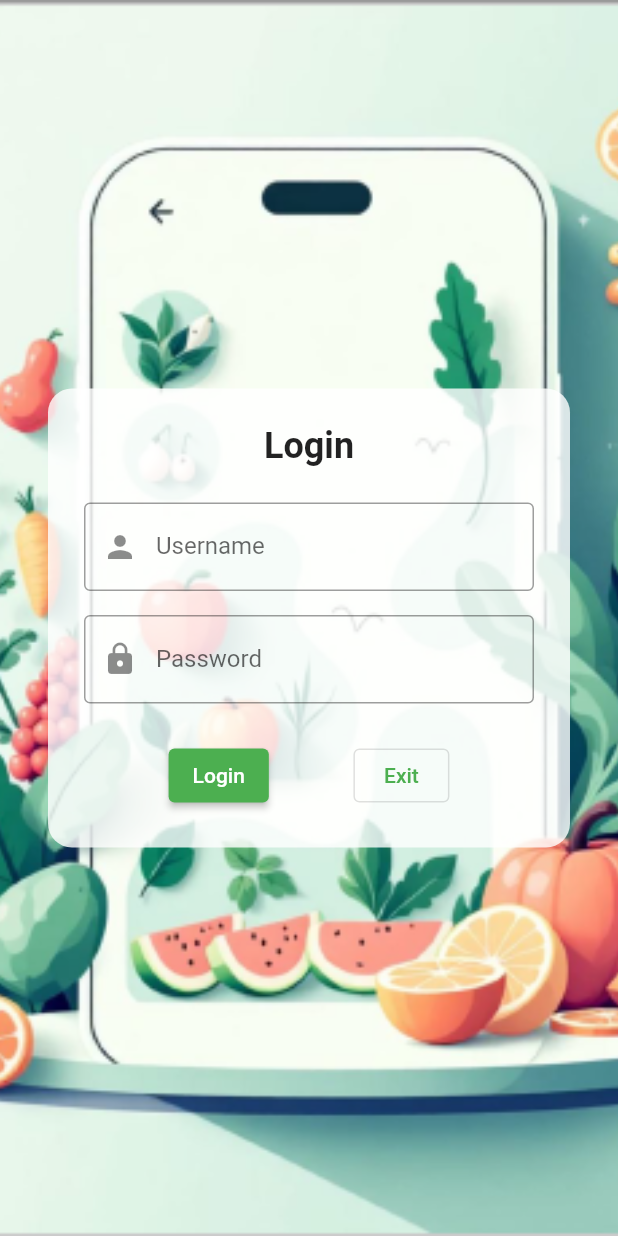
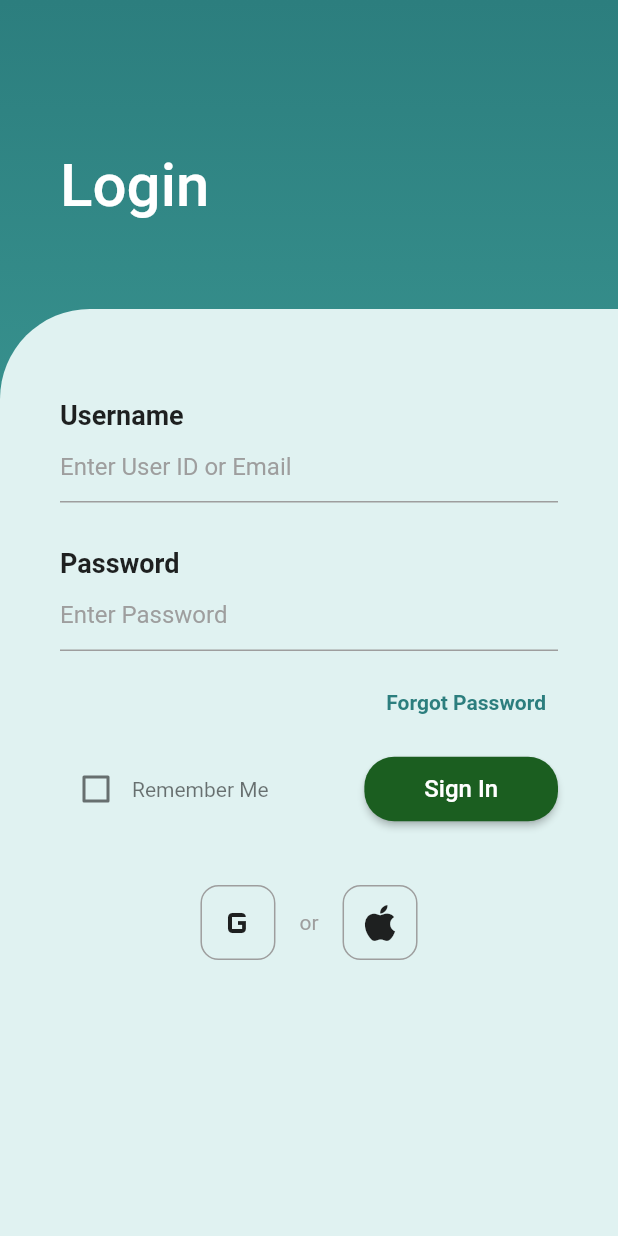
Before and after one commit to skyypp2020/vege_fruit_app, a Flutter app: the screen it shows after launch, on a phone screen of 412 x 824 dp. Run offline on Flutter 3.47's test engine with Material 2 defaults, Android fonts, the light colour scheme and no system bars.

Commit message:
修改登入頁面的Layout

```diff
--- a/lib/screens/login_screen.dart
+++ b/lib/screens/login_screen.dart
@@ -12,6 +12,7 @@ class LoginScreen extends StatefulWidget {
 class _LoginScreenState extends State<LoginScreen> {
   final TextEditingController _usernameController = TextEditingController();
   final TextEditingController _passwordController = TextEditingController();
+  bool _rememberMe = false;
 
   void _login() {
     String username = _usernameController.text;
@@ -29,75 +30,181 @@ class _LoginScreenState extends State<LoginScreen> {
     }
   }
 
-  void _exitApp() {
-    SystemNavigator.pop();
-  }
-
   @override
   Widget build(BuildContext context) {
     return Scaffold(
       body: Stack(
         children: [
-          // Background Image
-          Positioned.fill(
-            child: Image.asset(
-              'assets/images/login_bg.png',
-              fit: BoxFit.cover,
+          // Gradient Background
+          Container(
+            width: double.infinity,
+            height: double.infinity,
+            decoration: const BoxDecoration(
+              gradient: LinearGradient(
+                begin: Alignment.topCenter,
+                end: Alignment.bottomCenter,
+                colors: [
+                  Color(0xFF2C7E7E), // Darker teal at top
+                  Color(0xFF4DB6AC), // Lighter teal
+                ],
               ),
             ),
-          // Login Form
-          Center(
-            child: Container(
-              padding: const EdgeInsets.all(24.0),
-              margin: const EdgeInsets.symmetric(horizontal: 32.0),
-              decoration: BoxDecoration(
-                color: Colors.white.withOpacity(0.8),
-                borderRadius: BorderRadius.circular(16.0),
           ),
-              child: Column(
-                mainAxisSize: MainAxisSize.min,
-                children: [
-                  const Text(
+          // "Login" Title
+          const Positioned(
+            top: 100,
+            left: 40,
+            child: Text(
               'Login',
               style: TextStyle(
-                      fontSize: 24,
+                color: Colors.white,
+                fontSize: 40,
+                fontWeight: FontWeight.w500,
+              ),
+            ),
+          ),
+          // White Container with Curved Corner
+          Align(
+            alignment: Alignment.bottomCenter,
+            child: Container(
+              height: MediaQuery.of(context).size.height * 0.75,
+              width: double.infinity,
+              decoration: const BoxDecoration(
+                color: Color(0xFFE0F2F1), // Very light teal/white
+                borderRadius: BorderRadius.only(
+                  topLeft: Radius.circular(60),
+                ),
+              ),
+              child: Padding(
+                padding: const EdgeInsets.fromLTRB(40, 60, 40, 0),
+                child: SingleChildScrollView(
+                  child: Column(
+                    crossAxisAlignment: CrossAxisAlignment.start,
+                    children: [
+                      // Username Field
+                      const Text(
+                        'Username',
+                        style: TextStyle(
+                          fontSize: 18,
+                          fontWeight: FontWeight.bold,
+                          color: Colors.black87,
+                        ),
+                      ),
+                      TextField(
+                        controller: _usernameController,
+                        decoration: const InputDecoration(
+                          hintText: 'Enter User ID or Email',
+                          hintStyle: TextStyle(color: Colors.grey),
+                          enabledBorder: UnderlineInputBorder(
+                            borderSide: BorderSide(color: Colors.grey),
+                          ),
+                          focusedBorder: UnderlineInputBorder(
+                            borderSide: BorderSide(color: Color(0xFF2C7E7E)),
+                          ),
+                        ),
+                      ),
+                      const SizedBox(height: 30),
+                      // Password Field
+                      const Text(
+                        'Password',
+                        style: TextStyle(
+                          fontSize: 18,
+                          fontWeight: FontWeight.bold,
+                          color: Colors.black87,
+                        ),
+                      ),
+                      TextField(
+                        controller: _passwordController,
+                        obscureText: true,
+                        decoration: const InputDecoration(
+                          hintText: 'Enter Password',
+                          hintStyle: TextStyle(color: Colors.grey),
+                          enabledBorder: UnderlineInputBorder(
+                            borderSide: BorderSide(color: Colors.grey),
+                          ),
+                          focusedBorder: UnderlineInputBorder(
+                            borderSide: BorderSide(color: Color(0xFF2C7E7E)),
+                          ),
+                        ),
+                      ),
+                      const SizedBox(height: 10),
+                      // Forgot Password
+                      Align(
+                        alignment: Alignment.centerRight,
+                        child: TextButton(
+                          onPressed: () {},
+                          child: const Text(
+                            'Forgot Password',
+                            style: TextStyle(
+                              color: Color(0xFF2C7E7E),
                               fontWeight: FontWeight.bold,
                             ),
                           ),
-                  const SizedBox(height: 24),
-                  TextField(
-                    controller: _usernameController,
-                    decoration: const InputDecoration(
-                      labelText: 'Username',
-                      border: OutlineInputBorder(),
-                      prefixIcon: Icon(Icons.person),
                         ),
                       ),
-                  const SizedBox(height: 16),
-                  TextField(
-                    controller: _passwordController,
-                    decoration: const InputDecoration(
-                      labelText: 'Password',
-                      border: OutlineInputBorder(),
-                      prefixIcon: Icon(Icons.lock),
+                      const SizedBox(height: 10),
+                      // Remember Me & Sign In
+                      Row(
+                        mainAxisAlignment: MainAxisAlignment.spaceBetween,
+                        children: [
+                          Row(
+                            children: [
+                              Checkbox(
+                                value: _rememberMe,
+                                activeColor: const Color(0xFF2C7E7E),
+                                onChanged: (value) {
+                                  setState(() {
+                                    _rememberMe = value!;
+                                  });
+                                },
                               ),
-                    obscureText: true,
-                  ),
-                  const SizedBox(height: 24),
-                  Row(
-                    mainAxisAlignment: MainAxisAlignment.spaceEvenly,
-                    children: [
-                      ElevatedButton(
-                        onPressed: _login,
-                        child: const Text('Login'),
-                      ),
-                      OutlinedButton(
-                        onPressed: _exitApp,
-                        child: const Text('Exit'),
+                              const Text(
+                                'Remember Me',
+                                style: TextStyle(color: Colors.black54),
                               ),
                             ],
                           ),
+                          ElevatedButton(
+                            onPressed: _login,
+                            style: ElevatedButton.styleFrom(
+                              backgroundColor: const Color(0xFF1B5E20), // Dark green/teal
+                              shape: RoundedRectangleBorder(
+                                borderRadius: BorderRadius.circular(20),
+                              ),
+                              padding: const EdgeInsets.symmetric(
+                                horizontal: 40,
+                                vertical: 12,
+                              ),
+                            ),
+                            child: const Text(
+                              'Sign In',
+                              style: TextStyle(
+                                fontSize: 16,
+                                color: Colors.white,
+                              ),
+                            ),
+                          ),
                         ],
+                      ),
+                      const SizedBox(height: 40),
+                      // Social Login
+                      Row(
+                        mainAxisAlignment: MainAxisAlignment.center,
+                        children: [
+                          _buildSocialButton(Icons.g_mobiledata), // Placeholder for Google
+                          const Padding(
+                            padding: EdgeInsets.symmetric(horizontal: 16),
+                            child: Text(
+                              'or',
+                              style: TextStyle(color: Colors.grey),
+                            ),
+                          ),
+                          _buildSocialButton(Icons.apple), // Placeholder for Apple
+                        ],
+                      ),
+                    ],
+                  ),
+                ),
               ),
             ),
           ),
@@ -105,4 +212,19 @@ class _LoginScreenState extends State<LoginScreen> {
       ),
     );
   }
+
+  Widget _buildSocialButton(IconData icon) {
+    return Container(
+      padding: const EdgeInsets.all(8),
+      decoration: BoxDecoration(
+        border: Border.all(color: Colors.grey),
+        borderRadius: BorderRadius.circular(12),
+      ),
+      child: Icon(
+        icon,
+        size: 32,
+        color: Colors.black87,
+      ),
+    );
   }
+}
```
Also changed, not shown: 1 other file. Lines whose indentation alone changed are shown as unchanged.
